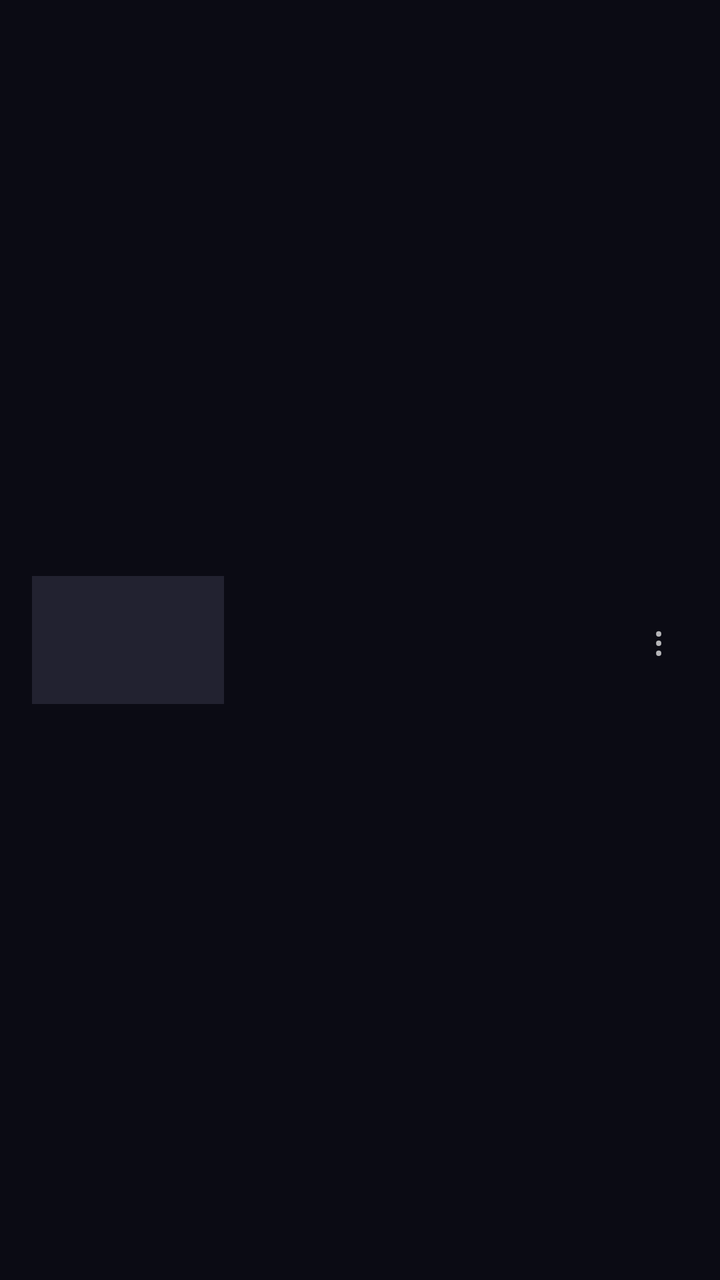
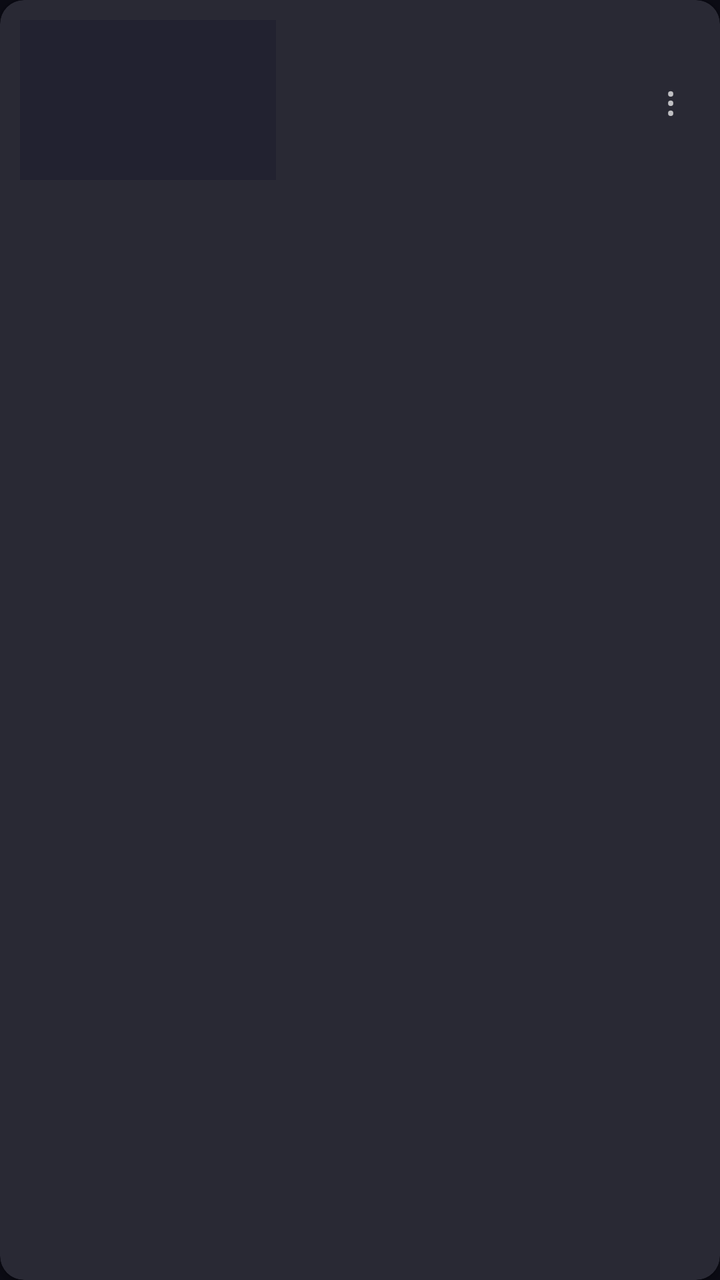

Compare the two renders of this Android layout. The source of the first and the diff that turns it into the second are given below.
<!-- AndroidManifest.xml: application theme Theme.RetroTube -->
<!-- res/layout/item_video.xml -->
<?xml version="1.0" encoding="utf-8"?>
<LinearLayout xmlns:android="http://schemas.android.com/apk/res/android"
    android:layout_width="match_parent"
    android:layout_height="wrap_content"
    android:orientation="horizontal"
    android:gravity="center_vertical"
    android:paddingHorizontal="16dp"
    android:paddingVertical="10dp"
    android:background="?attr/selectableItemBackground"
    android:clickable="true"
    android:focusable="true">

    <FrameLayout
        android:layout_width="96dp"
        android:layout_height="64dp"
        android:layout_marginEnd="12dp">

        <ImageView
            android:id="@+id/videoThumbnail"
            android:layout_width="match_parent"
            android:layout_height="match_parent"
            android:scaleType="centerCrop"
            android:background="@color/thumbnail_placeholder" />

        <View
            android:id="@+id/progressBarTrack"
            android:layout_width="match_parent"
            android:layout_height="3dp"
            android:layout_gravity="bottom"
            android:background="@color/progress_track"
            android:visibility="gone" />

        <View
            android:id="@+id/progressBarFill"
            android:layout_width="match_parent"
            android:layout_height="3dp"
            android:layout_gravity="bottom|start"
            android:background="@drawable/progress_bar_fill"
            android:visibility="gone" />

    </FrameLayout>

    <TextView
        android:id="@+id/videoName"
        android:layout_width="0dp"
        android:layout_height="wrap_content"
        android:layout_weight="1"
        android:textSize="16sp"
        android:maxLines="2"
        android:ellipsize="end" />

    <TextView
        android:id="@+id/videoMenuButton"
        android:layout_width="wrap_content"
        android:layout_height="wrap_content"
        android:text="⋮"
        android:textSize="20sp"
        android:paddingHorizontal="12dp"
        android:paddingVertical="8dp"
        android:background="?attr/selectableItemBackgroundBorderless" />

</LinearLayout>
<!-- resources referenced by this layout -->
<resources>
  <color name="progress_track">#66000000</color>
  <color name="thumbnail_placeholder">#222230</color>
  <!-- drawable progress_bar_fill (drawable) -->
  <?xml version="1.0" encoding="utf-8"?>
  <shape xmlns:android="http://schemas.android.com/apk/res/android">
      <solid android:color="@color/retro_teal" />
      <corners android:radius="2dp" />
  </shape>
  <style name="Theme.RetroTube" parent="Theme.MaterialComponents.NoActionBar">
          <item name="colorPrimary">@color/retro_teal</item>
          <item name="colorPrimaryDark">@color/retro_background</item>
          <item name="colorOnPrimary">@color/retro_teal_on</item>
          <item name="colorSecondary">@color/retro_magenta</item>
          <item name="colorOnSecondary">@color/retro_magenta_on</item>
          <item name="colorSurface">@color/retro_surface</item>
          <item name="colorOnSurface">@color/retro_text_primary</item>
          <item name="colorOnBackground">@color/retro_text_primary</item>
          <item name="android:windowBackground">@color/retro_background</item>
          <item name="android:textColorPrimary">@color/retro_text_primary</item>
          <item name="android:textColorSecondary">@color/retro_text_muted</item>
          <item name="radioButtonStyle">@style/Widget.RetroTube.RadioButton</item>
          <item name="switchStyle">@style/Widget.RetroTube.Switch</item>
      </style>
  <color name="retro_teal">#2FE6D0</color>
  <color name="retro_background">#0B0B14</color>
  <color name="retro_teal_on">#05201C</color>
  <color name="retro_magenta">#FF2E88</color>
  <color name="retro_magenta_on">#2B0716</color>
  <color name="retro_surface">#1A1A26</color>
  <color name="retro_text_primary">#F2F2F5</color>
  <color name="retro_text_muted">#9098A6</color>
  <style name="Widget.RetroTube.RadioButton" parent="Widget.MaterialComponents.CompoundButton.RadioButton">
          <item name="android:minHeight">56dp</item>
          <item name="android:paddingVertical">10dp</item>
          <item name="android:paddingStart">4dp</item>
          <item name="android:gravity">center_vertical</item>
      </style>
  <style name="Widget.RetroTube.Switch" parent="Widget.MaterialComponents.CompoundButton.Switch">
          <item name="android:minHeight">56dp</item>
          <item name="android:paddingVertical">10dp</item>
          <item name="android:paddingStart">4dp</item>
          <item name="android:gravity">center_vertical</item>
      </style>
</resources>

<!-- the commit's change to res/layout/item_video.xml (unified diff, before → after) -->
@@ -1,62 +1,75 @@
 <?xml version="1.0" encoding="utf-8"?>
-<LinearLayout xmlns:android="http://schemas.android.com/apk/res/android"
+<com.google.android.material.card.MaterialCardView
+    xmlns:android="http://schemas.android.com/apk/res/android"
+    xmlns:app="http://schemas.android.com/apk/res-auto"
+    android:id="@+id/videoCard"
     android:layout_width="match_parent"
     android:layout_height="wrap_content"
-    android:orientation="horizontal"
-    android:gravity="center_vertical"
-    android:paddingHorizontal="16dp"
-    android:paddingVertical="10dp"
-    android:background="?attr/selectableItemBackground"
+    android:layout_marginHorizontal="12dp"
+    android:layout_marginVertical="6dp"
     android:clickable="true"
-    android:focusable="true">
+    android:focusable="true"
+    app:cardBackgroundColor="@color/retro_surface"
+    app:cardCornerRadius="12dp"
+    app:cardElevation="2dp"
+    app:rippleColor="@color/retro_teal">
 
-    <FrameLayout
-        android:layout_width="96dp"
-        android:layout_height="64dp"
-        android:layout_marginEnd="12dp">
+    <LinearLayout
+        android:layout_width="match_parent"
+        android:layout_height="wrap_content"
+        android:orientation="horizontal"
+        android:gravity="center_vertical"
+        android:padding="10dp">
 
-        <ImageView
-            android:id="@+id/videoThumbnail"
-            android:layout_width="match_parent"
-            android:layout_height="match_parent"
-            android:scaleType="centerCrop"
-            android:background="@color/thumbnail_placeholder" />
+        <FrameLayout
+            android:layout_width="128dp"
+            android:layout_height="80dp"
+            android:layout_marginEnd="12dp">
 
-        <View
-            android:id="@+id/progressBarTrack"
-            android:layout_width="match_parent"
-            android:layout_height="3dp"
-            android:layout_gravity="bottom"
-            android:background="@color/progress_track"
-            android:visibility="gone" />
+            <ImageView
+                android:id="@+id/videoThumbnail"
+                android:layout_width="match_parent"
+                android:layout_height="match_parent"
+                android:scaleType="centerCrop"
+                android:background="@color/thumbnail_placeholder" />
 
-        <View
-            android:id="@+id/progressBarFill"
-            android:layout_width="match_parent"
-            android:layout_height="3dp"
-            android:layout_gravity="bottom|start"
-            android:background="@drawable/progress_bar_fill"
-            android:visibility="gone" />
+            <View
+                android:id="@+id/progressBarTrack"
+                android:layout_width="match_parent"
+                android:layout_height="4dp"
+                android:layout_gravity="bottom"
+                android:background="@color/progress_track"
+                android:visibility="gone" />
 
-    </FrameLayout>
+            <View
+                android:id="@+id/progressBarFill"
+                android:layout_width="match_parent"
+                android:layout_height="4dp"
+                android:layout_gravity="bottom|start"
+                android:background="@drawable/progress_bar_fill"
+                android:visibility="gone" />
 
-    <TextView
-        android:id="@+id/videoName"
-        android:layout_width="0dp"
-        android:layout_height="wrap_content"
-        android:layout_weight="1"
-        android:textSize="16sp"
-        android:maxLines="2"
-        android:ellipsize="end" />
+        </FrameLayout>
 
-    <TextView
-        android:id="@+id/videoMenuButton"
-        android:layout_width="wrap_content"
-        android:layout_height="wrap_content"
-        android:text="⋮"
-        android:textSize="20sp"
-        android:paddingHorizontal="12dp"
-        android:paddingVertical="8dp"
-        android:background="?attr/selectableItemBackgroundBorderless" />
+        <TextView
+            android:id="@+id/videoName"
+            android:layout_width="0dp"
+            android:layout_height="wrap_content"
+            android:layout_weight="1"
+            android:textSize="16sp"
+            android:maxLines="2"
+            android:ellipsize="end" />
 
-</LinearLayout>
+        <TextView
+            android:id="@+id/videoMenuButton"
+            android:layout_width="wrap_content"
+            android:layout_height="wrap_content"
+            android:text="⋮"
+            android:textSize="20sp"
+            android:paddingHorizontal="12dp"
+            android:paddingVertical="8dp"
+            android:background="?attr/selectableItemBackgroundBorderless" />
+
+    </LinearLayout>
+
+</com.google.android.material.card.MaterialCardView>
